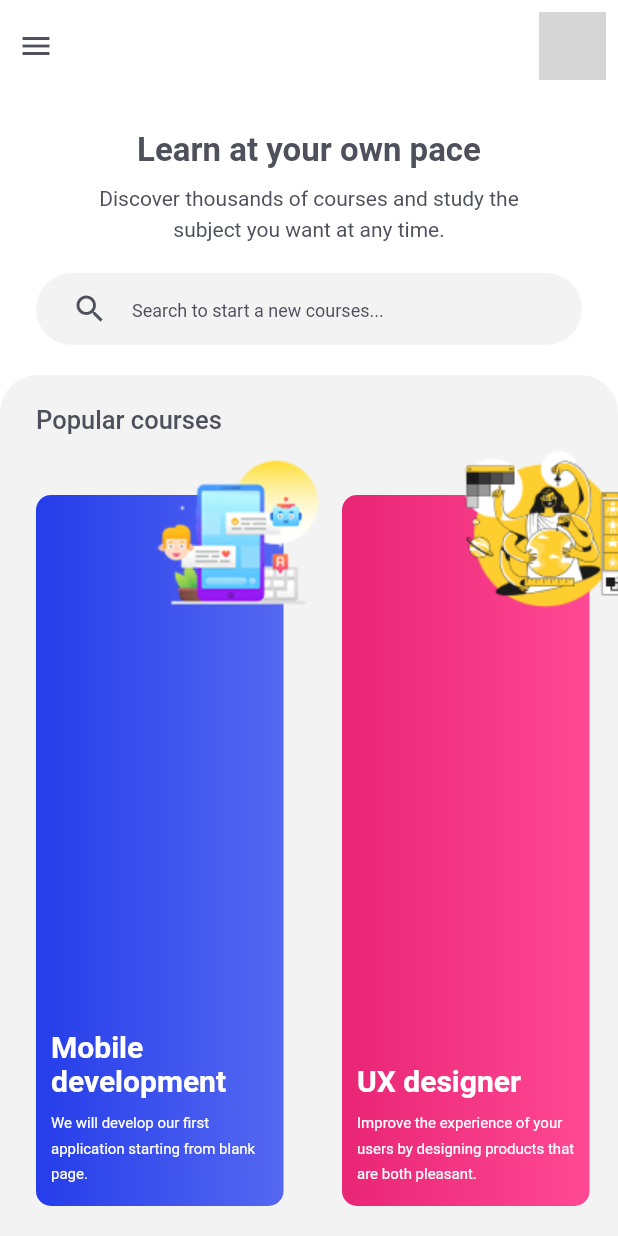
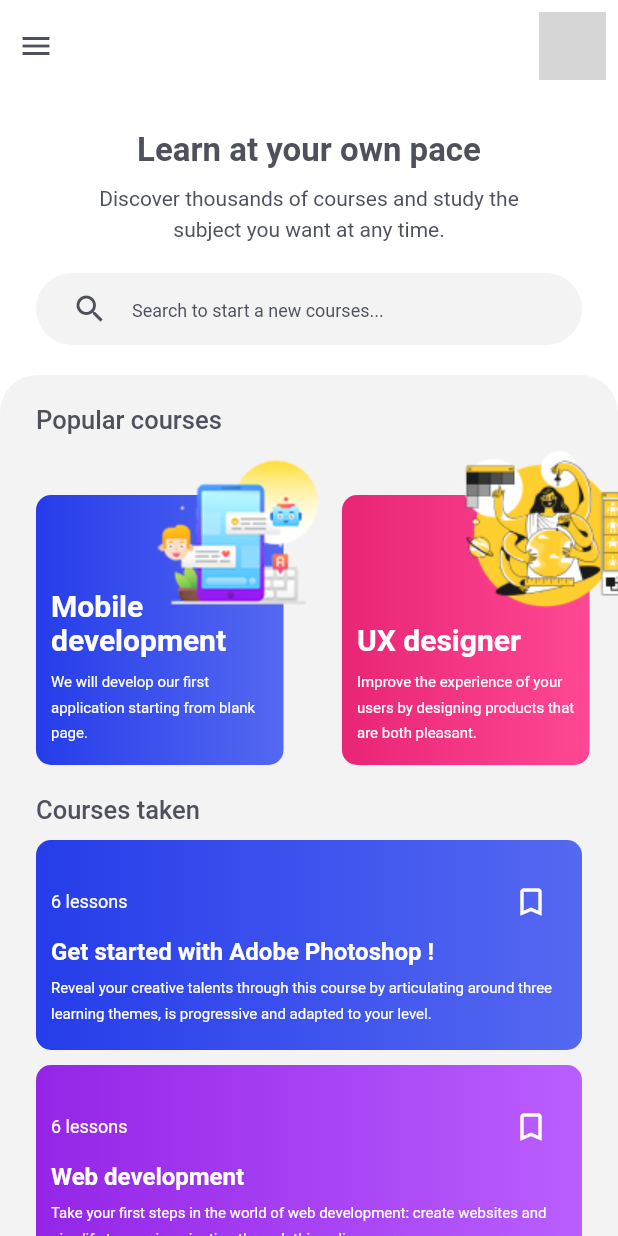
Before and after one commit to mikayilsrt/coursesUiApp, a Flutter app: the screen it shows after launch, on a phone screen of 412 x 824 dp. Run offline on Flutter 3.47's test engine with Material 2 defaults, Android fonts, the phone set to English and light mode, and no system bars; network calls fail; grey boxes are pictures that could not be loaded.

Commit message:
feat: add courses item in bottom scroll section

```diff
--- /dev/null
+++ b/lib/components/CoursesItemCard/CoursesItemCard.dart
@@ -0,0 +1,43 @@
+import 'package:flutter/material.dart';
+
+class CoursesItemCard extends StatefulWidget {
+
+  String title;
+  String content;
+  int nbLessons;
+  List<Color> colors;
+
+  CoursesItemCard({this.title, this.content, this.nbLessons, this.colors});
+
+  @override
+  State<StatefulWidget> createState() => new _CoursesItemCard();
+}
+
+class _CoursesItemCard extends State<CoursesItemCard> {
+  @override
+  Widget build(BuildContext context) {
+    return Container(
+      margin: EdgeInsets.only(bottom: 10.0),
+      padding: EdgeInsets.symmetric(horizontal: 10.0, vertical: 17.0),
+      decoration: BoxDecoration(
+        borderRadius: BorderRadius.all(Radius.circular(10.0)),
+        gradient: LinearGradient(colors: widget.colors != null ? widget.colors : [Color(0xFF253DEA), Color(0xFF5568F1)])
+      ),
+      child: Column(
+        crossAxisAlignment: CrossAxisAlignment.start,
+        children: [
+          Row(
+            mainAxisAlignment: MainAxisAlignment.spaceBetween,
+            children: [
+              Text("${widget.nbLessons} lessons", style: TextStyle(color: Colors.white, fontSize: 12.0),),
+              IconButton(icon: Icon(Icons.bookmark_border, color: Colors.white,), onPressed: null)
+            ],
+          ),
+          Text(widget.title, style: TextStyle(color: Colors.white, fontSize: 16.0, fontWeight: FontWeight.bold),),
+          SizedBox(height: 5.0,),
+          Text(widget.content, style: TextStyle(color: Colors.white, fontSize: 10.0, fontWeight: FontWeight.normal, height: 1.7),)
+        ]
+      ),
+    );
+  }
+}
--- a/lib/main.dart
+++ b/lib/main.dart
@@ -2,6 +2,7 @@ import 'package:flutter/material.dart';
 
 import 'components/BannerComponent/BannerComponent.dart';
 import 'components/CoursesCard/CoursesCard.dart';
+import 'components/CoursesItemCard/CoursesItemCard.dart';
 
 void main() => runApp(CoursesApp());
 
@@ -58,30 +59,29 @@ class _HomeScreen extends State<HomeScreen> {
               ),
             ),
             SizedBox(height: 20.0,),
-            Container(
-              child: Expanded(
-                flex: 1,
+
+            Expanded(
               child: Container(
                 width: double.infinity,
-                  padding: EdgeInsets.symmetric(vertical: 20.0),
                 decoration: BoxDecoration(
                   color: Color(0xFFF3F3F3),
                   borderRadius: BorderRadius.only(topLeft: Radius.circular(25.0), topRight: Radius.circular(25.0))
                 ),
+                child: SingleChildScrollView(
                   child: Column(
-                    mainAxisAlignment: MainAxisAlignment.start,
                     crossAxisAlignment: CrossAxisAlignment.start,
                     children: [
+                      SizedBox(height: 20.0,),
                       Padding(
                         padding: EdgeInsets.symmetric(horizontal: 24.0),
                         child: Text("Popular courses", style: TextStyle(color: Theme.of(context).accentColor, fontSize: 17.0, fontWeight: FontWeight.w500)),
                       ),
                       SizedBox(height: 10.0,),
-                      Expanded(
-                        flex: 2,
+                      Container(
+                        height: 210.0,
                         child: ListView(
                           scrollDirection: Axis.horizontal,
-                          children: [
+                          children: <Widget>[
                             CoursesCard(title: "Mobile development", content: "We will develop our first application starting from blank page.", image: "assets/images/cover-image-1.png", colors: [Color(0xFF253DEA), Color(0xFF5568F1)]),
                             CoursesCard(title: "UX designer", content: "Improve the experience of your users by designing products that are both pleasant.", image: "assets/images/cover-image-2.png", colors: [Color(0xFFE92575), Color(0xFFFF4893)]),
                             CoursesCard(title: "Mobile development", content: "We will develop our first application starting from blank page.", image: "assets/images/cover-image-1.png", colors: [Color(0xFF253DEA), Color(0xFF5568F1)]),
@@ -92,11 +92,25 @@ class _HomeScreen extends State<HomeScreen> {
                           ]
                         ),
                       ),
-                    ],
+
+                      Padding(
+                        padding: EdgeInsets.symmetric(horizontal: 24.0),
+                        child: Column(
+                          crossAxisAlignment: CrossAxisAlignment.start,
+                          children: [
+                            SizedBox(height: 20.0,),
+                            Text("Courses taken", style: TextStyle(color: Theme.of(context).accentColor, fontSize: 17.0, fontWeight: FontWeight.w500)),
+                            SizedBox(height: 10.0,),
+                            CoursesItemCard(title: "Get started with Adobe Photoshop !", content: "Reveal your creative talents through this course by articulating around three learning themes, is progressive and adapted to your level.", nbLessons: 6,),
+                            CoursesItemCard(title: "Web development", content: "Take your first steps in the world of web development: create websites and give life to your imagination through this online course.", nbLessons: 6, colors: [Color(0xFF9425E7), Color(0xFFBA5EFF)],),
+                          ]
+                        )
                       ),
+                    ]
+                  )
                 ),
-              ),
-            ),
+              )
+            )
           ]
         ),
       ),
```
Also changed, not shown: 4 other files. Lines whose indentation alone changed are shown as unchanged.
